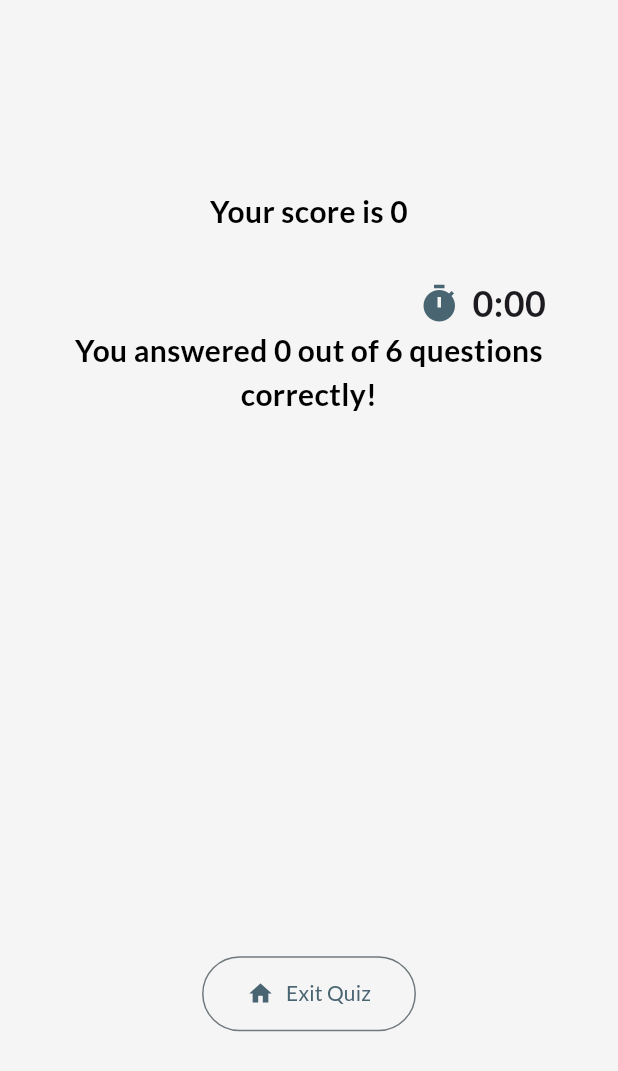
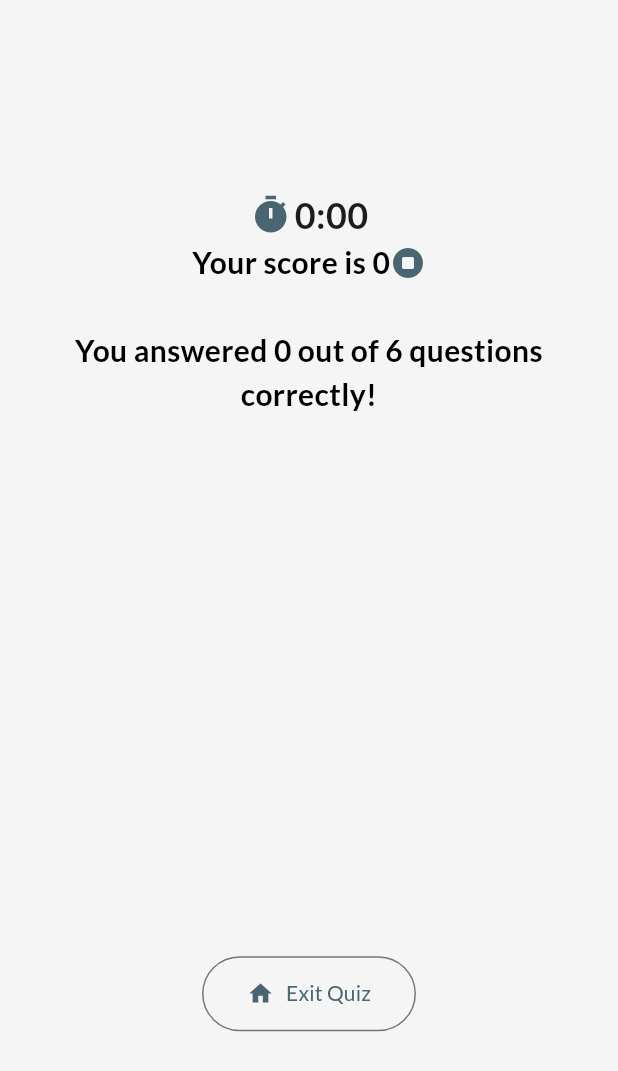
Before and after one commit to RdvnUmt/EduRank, a Flutter app: the ResultsScreen widget shown alone on an empty page, opened directly with sample values from the repository, on a phone screen of 412 x 824 dp. Shown: the top 1071 px of the screen. Run offline on Flutter 3.47's test engine with Material 3 defaults, Android fonts, the phone set to English and light mode, and no system bars; our stand-ins replace google_fonts, google_nav_bar, numberpicker, shared_preferences, transparent_image; accounts and stored records are empty; network calls fail.

Commit message:
results screen görsel iyileştirme

```diff
--- a/edu_rank/lib/screens/results_screen.dart
+++ b/edu_rank/lib/screens/results_screen.dart
@@ -27,7 +27,6 @@ class ResultsScreen extends StatelessWidget {
     return summary;
   }
 
-
   String get formattedTime {
     int minutes = quiz.lastTime ~/ 60;
     int seconds = quiz.lastTime % 60;
@@ -47,7 +46,6 @@ class ResultsScreen extends StatelessWidget {
       quiz.score = newScore;
     }
 
-
     return SizedBox(
       width: double.infinity,
       child: Container(
@@ -55,30 +53,37 @@ class ResultsScreen extends StatelessWidget {
         child: Column(
           mainAxisAlignment: MainAxisAlignment.center,
           children: [
-            Text(
-              'Your score is $newScore',
-              style: GoogleFonts.lato(
-                color: const Color.fromARGB(255, 0, 0, 0),
-                fontSize: 20,
-                fontWeight: FontWeight.bold,
-              ),
-              textAlign: TextAlign.center,
-            ),
-            SizedBox(height: 30),
             Row(
-              mainAxisAlignment: MainAxisAlignment.end,
+              mainAxisAlignment: MainAxisAlignment.center,
               mainAxisSize: MainAxisSize.max,
               children: [
                 const Icon(Icons.timer, size: 28, color: Color(0xFF4A6572)),
-                const SizedBox(width: 8),
+                const SizedBox(width: 2),
                 Text(
                   formattedTime,
                   style: const TextStyle(
                       fontSize: 24, fontWeight: FontWeight.bold),
                 ),
-                const SizedBox(width: 8),
               ],
             ),
+            Row(
+              mainAxisAlignment: MainAxisAlignment.center,
+              mainAxisSize: MainAxisSize.max,
+              children: [
+                Text(
+                  'Your score is $newScore',
+                  style: GoogleFonts.lato(
+                    color: const Color.fromARGB(255, 0, 0, 0),
+                    fontSize: 20,
+                    fontWeight: FontWeight.bold,
+                  ),
+                  textAlign: TextAlign.center,
+                ),
+                const Icon(Icons.stop_circle_rounded, size: 24, color: Color(0xFF4A6572)),
+
+              ],
+            ),
+            SizedBox(height: 30),
             Text(
               'You answered $numCorrectAnswers out of $numTotalQuestions questions correctly!',
               style: GoogleFonts.lato(
```
